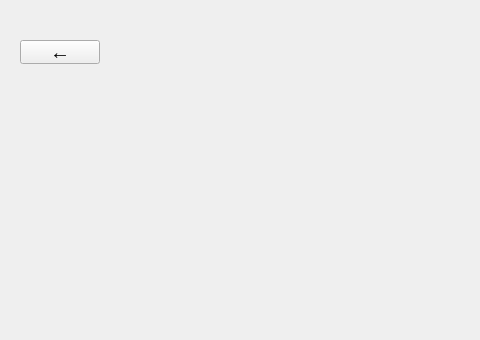
Qt form adminmenu.ui (Decycle/CS008Project1) before a commit; both pictures show x 0 to 480 and y 0 to 340 of the 800 by 600 pixel window.
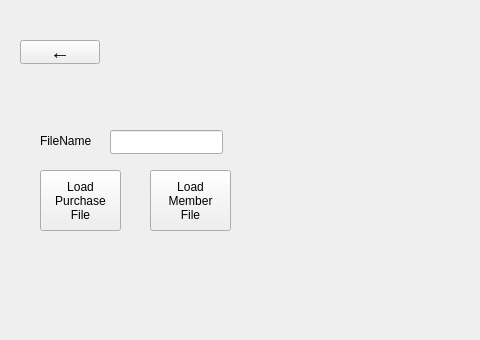
The same form after that commit.

```diff
--- a/adminmenu.ui
+++ b/adminmenu.ui
@@ -29,6 +29,59 @@
     <string>←</string>
    </property>
   </widget>
+  <widget class="QLabel" name="file_name_label">
+   <property name="geometry">
+    <rect>
+     <x>40</x>
+     <y>130</y>
+     <width>71</width>
+     <height>21</height>
+    </rect>
+   </property>
+   <property name="text">
+    <string>FileName</string>
+   </property>
+  </widget>
+  <widget class="QLineEdit" name="file_name_input">
+   <property name="geometry">
+    <rect>
+     <x>110</x>
+     <y>130</y>
+     <width>113</width>
+     <height>24</height>
+    </rect>
+   </property>
+  </widget>
+  <widget class="QPushButton" name="load_purchase_file_button">
+   <property name="geometry">
+    <rect>
+     <x>40</x>
+     <y>170</y>
+     <width>81</width>
+     <height>61</height>
+    </rect>
+   </property>
+   <property name="text">
+    <string>Load
+Purchase
+File</string>
+   </property>
+  </widget>
+  <widget class="QPushButton" name="load_member_file_button">
+   <property name="geometry">
+    <rect>
+     <x>150</x>
+     <y>170</y>
+     <width>81</width>
+     <height>61</height>
+    </rect>
+   </property>
+   <property name="text">
+    <string>Load
+Member
+File</string>
+   </property>
+  </widget>
  </widget>
  <resources/>
  <connections/>
```
